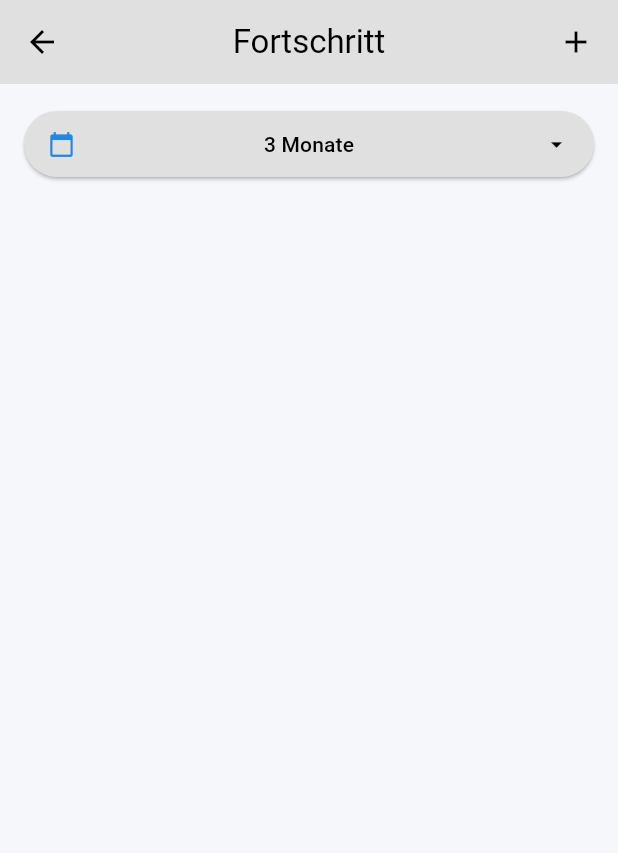
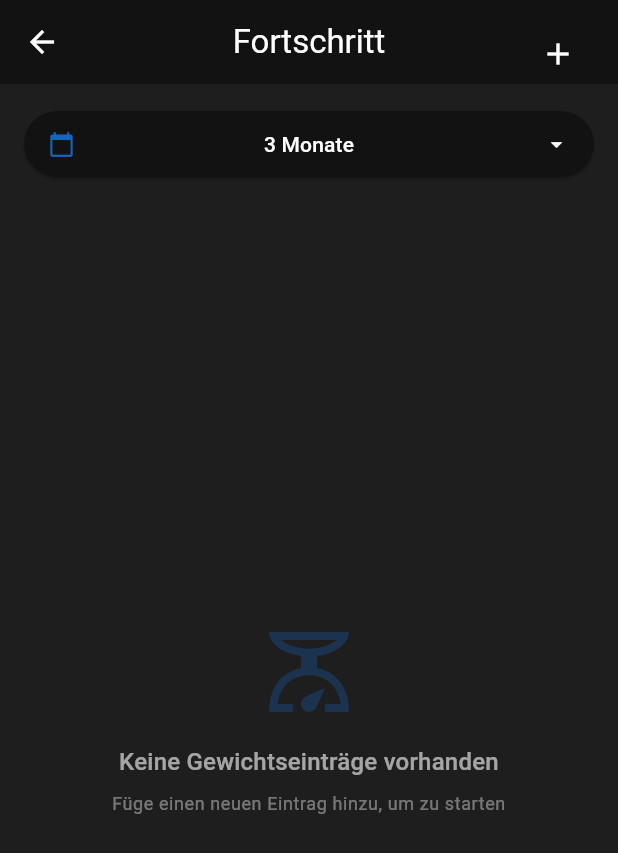
Before and after one commit to 404TalentNotFound-67/Bodybuilding_tracking, a Flutter app: the screen it shows after launch, after a tap on "Körpergewicht", on a phone screen of 412 x 824 dp. Shown: the top 853 px of the screen. Run offline on Flutter 3.47's test engine with Material 3 defaults, Android fonts, the phone set to English and light mode, and no system bars; our stand-ins replace google_nav_bar, hive_ce, hive_ce_flutter; accounts and stored records are empty; statements that could not run were skipped.

Commit message:
feat: Implement add weight entry feature with custom text field and UI updates

```diff
--- a/lib/core/theme/theme_provider.dart
+++ b/lib/core/theme/theme_provider.dart
@@ -2,7 +2,7 @@ import 'package:bodybuilding_tracking/core/theme/theme.dart';
 import 'package:flutter/material.dart';
 
 class ThemeProvider with ChangeNotifier {
-  ThemeData _themeData = lightMode;
+  ThemeData _themeData = darkMode;
 
   ThemeData get themeData => _themeData;
 
--- a/lib/features/weight/view/body_weight._container.dart
+++ b/lib/features/weight/view/body_weight._container.dart
@@ -1,5 +1,6 @@
 import 'package:bodybuilding_tracking/features/weight/data/weight_persistence.dart';
 import 'package:bodybuilding_tracking/features/weight/model/weight.dart';
+import 'package:bodybuilding_tracking/features/weight/view/add_weight_page.dart';
 import 'package:bodybuilding_tracking/features/weight/view/body_weight_progress.dart';
 import 'package:flutter/material.dart';
 
@@ -11,11 +12,11 @@ class BodyWeightContainer extends StatelessWidget {
     final WeightRepository weightRepository = WeightRepository();
     List<WeightEntry> allEntries = weightRepository.getAll();
 
-    print("New entries count: ${allEntries.length}");
+    // print("New entries count: ${allEntries.length}");
 
-    for (WeightEntry entry in allEntries) {
-      print("Entry: ${entry.date} - ${entry.weight}");
-    }
+    // for (WeightEntry entry in allEntries) {
+    //   print("Entry: ${entry.date} - ${entry.weight}");
+    // }
 
     return GestureDetector(
       onTap: () {
@@ -39,11 +40,8 @@ class BodyWeightContainer extends StatelessWidget {
                 Text("Körpergewicht", style: Theme.of(context).textTheme.titleMedium),
                 Spacer(flex: 1),
                 IconButton(
-                  onPressed: () async {
-                    DateTime key = DateTime.now();
-                    WeightEntry entry = WeightEntry(date: key, weight: 71.2);
-                    await weightRepository.addWeight(entry, key);
-                  },
+                  onPressed: () =>
+                      Navigator.push(context, MaterialPageRoute(builder: (_) => const AddBodyWeightEntryPage())),
                   icon: Icon(Icons.add, color: Theme.of(context).colorScheme.primary),
                 ),
               ],
--- a/lib/features/weight/view/body_weight_progress.dart
+++ b/lib/features/weight/view/body_weight_progress.dart
@@ -1,5 +1,7 @@
 import 'package:bodybuilding_tracking/features/weight/model/time_frame.dart';
+import 'package:bodybuilding_tracking/features/weight/view/add_weight_page.dart';
 import 'package:bodybuilding_tracking/features/weight/view/widgets/time_frame_selector.dart';
+import 'package:bodybuilding_tracking/features/weight/view/widgets/weight_entries_list.dart';
 import 'package:flutter/material.dart';
 
 class BodyWeightProgress extends StatefulWidget {
@@ -16,16 +18,30 @@ class _BodyWeightProgressState extends State<BodyWeightProgress> {
   Widget build(BuildContext context) {
     return Scaffold(
       appBar: AppBar(
-        title: Text("Fortschritt"),
+        title: const Text("Fortschritt"),
         centerTitle: true,
-        actions: [Padding(padding: EdgeInsets.all(16), child: Icon(Icons.add))],
+        actions: [
+          Padding(
+            padding: const EdgeInsets.all(16),
+            child: IconButton(
+              onPressed: () async {
+                Navigator.push(context, MaterialPageRoute(builder: (_) => const AddBodyWeightEntryPage()));
+                // Aktualisiere die Liste nach dem Hinzufügen eines Eintrags
+              },
+              icon: const Icon(Icons.add),
+            ),
+          ),
+        ],
       ),
       body: Column(
         children: [
+          // Range selector for time frame
           TimeFrameSelectorButton(
             selectedTimeFrame: selectedTimeFrame,
             onTimeFrameSelected: (tf) => setState(() => selectedTimeFrame = tf),
           ),
+          // Weight entries list
+          Expanded(child: WeightEntriesList(onEntryDeleted: () {})),
         ],
       ),
     );
--- /dev/null
+++ b/lib/features/weight/view/widgets/weight_entries_list.dart
@@ -0,0 +1,103 @@
+import 'package:flutter/material.dart';
+import 'package:bodybuilding_tracking/features/weight/data/weight_persistence.dart';
+import 'package:bodybuilding_tracking/features/weight/model/weight.dart';
+import 'weight_entry_tile.dart';
+
+class WeightEntriesList extends StatefulWidget {
+  final Function()? onEntryDeleted;
+
+  const WeightEntriesList({super.key, this.onEntryDeleted});
+
+  @override
+  State<WeightEntriesList> createState() => _WeightEntriesListState();
+}
+
+class _WeightEntriesListState extends State<WeightEntriesList> {
+  late final WeightRepository _weightRepository;
+  late List<WeightEntry> _entries;
+
+  @override
+  void initState() {
+    super.initState();
+    _weightRepository = WeightRepository();
+    _loadEntries();
+  }
+
+  void _loadEntries() {
+    setState(() {
+      _entries = _weightRepository.getAll();
+      // Sortiere nach Datum (neueste zuerst)
+      _entries.sort((a, b) => b.date.compareTo(a.date));
+    });
+  }
+
+  Future<void> _deleteEntry(WeightEntry entry) async {
+    try {
+      await _weightRepository.delete(entry.date);
+      _loadEntries();
+      widget.onEntryDeleted?.call();
+
+      if (mounted) {
+        ScaffoldMessenger.of(
+          context,
+        ).showSnackBar(const SnackBar(content: Text('Eintrag gelöscht'), duration: Duration(seconds: 2)));
+      }
+    } catch (e) {
+      if (mounted) {
+        ScaffoldMessenger.of(context).showSnackBar(
+          SnackBar(
+            content: Text('Fehler beim Löschen: $e'),
+            duration: const Duration(seconds: 2),
+            backgroundColor: Theme.of(context).colorScheme.error,
+          ),
+        );
+      }
+    }
+  }
+
+  @override
+  Widget build(BuildContext context) {
+    final theme = Theme.of(context);
+
+    if (_entries.isEmpty) {
+      return Center(
+        child: Padding(
+          padding: const EdgeInsets.all(32.0),
+          child: Column(
+            mainAxisAlignment: MainAxisAlignment.center,
+            children: [
+              Icon(Icons.scale_outlined, size: 64, color: theme.colorScheme.primary.withOpacity(0.3)),
+              const SizedBox(height: 16),
+              Text(
+                'Keine Gewichtseinträge vorhanden',
+                textAlign: TextAlign.center,
+                style: theme.textTheme.titleMedium?.copyWith(color: theme.colorScheme.onSurface.withOpacity(0.6)),
+              ),
+              const SizedBox(height: 8),
+              Text(
+                'Füge einen neuen Eintrag hinzu, um zu starten',
+                textAlign: TextAlign.center,
+                style: theme.textTheme.bodySmall?.copyWith(color: theme.colorScheme.onSurface.withOpacity(0.4)),
+              ),
+            ],
+          ),
+        ),
+      );
+    }
+
+    return ListView.builder(
+      padding: const EdgeInsets.all(16),
+      itemCount: _entries.length,
+      itemBuilder: (context, index) {
+        final entry = _entries[index];
+        return WeightEntryTile(
+          entry: entry,
+          onDelete: () => _deleteEntry(entry),
+          onDismissed: (direction) {
+            _loadEntries();
+          },
+        );
+      },
+    );
+  }
+}
```
Also changed, not shown: lib/core/widgets/custom_text_field.dart (added, +84 -0 lines), lib/features/weight/view/add_weight_page.dart (added, +201 -0 lines), lib/features/weight/view/widgets/weight_entry_tile.dart (added, +89 -0 lines).
